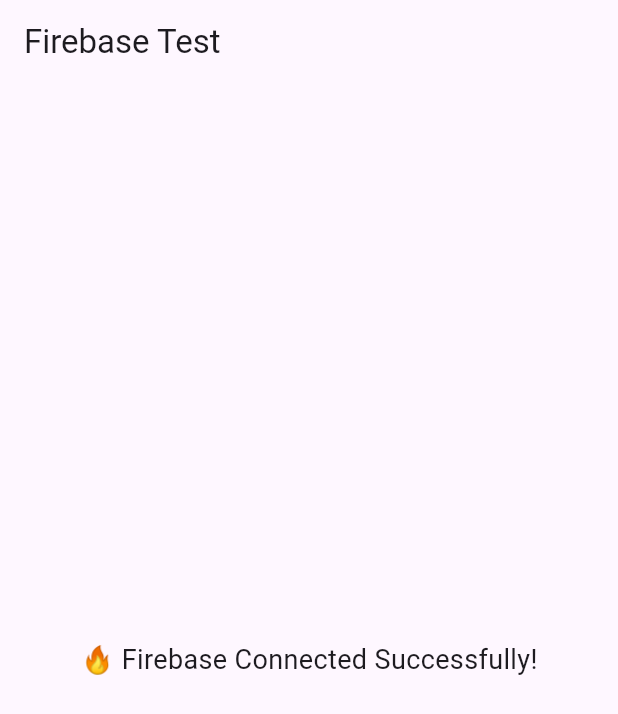
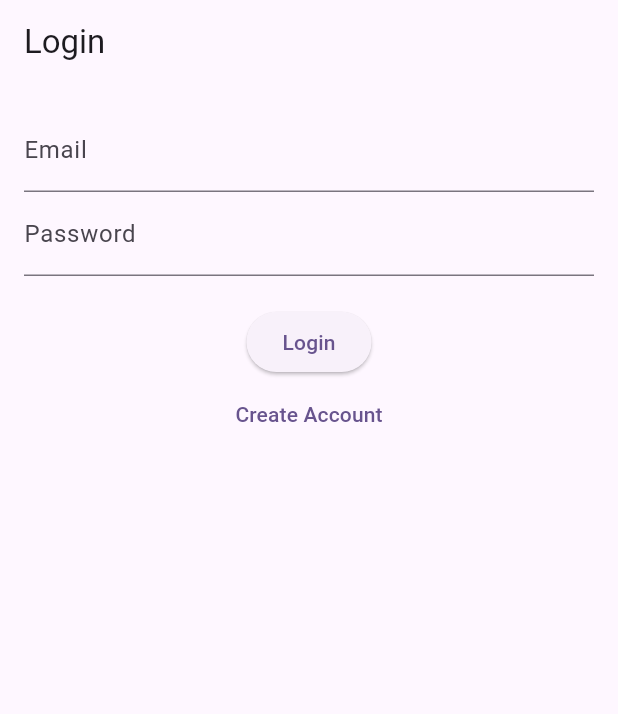
Before and after one commit to Devanshu-Joshi/flutter-chat-application, a Flutter app: the screen it shows after launch, on a phone screen of 412 x 824 dp. Shown: the top 714 px of the screen. Run offline on Flutter 3.47's test engine with Material 3 defaults, Android fonts, the phone set to English and light mode, and no system bars; our stand-ins replace cloud_firestore, firebase_auth, firebase_core; accounts and stored records are empty.

Commit message:
feat: Implement email/password authentication
This commit introduces a complete email and password authentication flow using Firebase Auth.

-   **Authentication Wrapper:**
    -   Adds an `AuthWrapper` in `main.dart` which listens to `authStateChanges` from Firebase.
    -   Conditionally navigates users to the `HomeScreen` if logged in, or the `LoginScreen` if not.

-   **Login and Registration Screens:**
    -   Creates a new `LoginScreen` with email/password fields and a login button.
    -   Creates a new `RegisterScreen` for new user account creation.
    -   Includes navigation from the login screen to the registration screen.

-   **Home Screen:**
    -   Moves the previous home screen logic into its own file (`lib/screens/home_screen.dart`).
    -   Adds a logout button to the app bar.
    -   Displays the currently logged-in user's email address.

-   **Configuration:**
    -   Updates `.gitignore` to exclude additional platform-specific files and environment variables.

```diff
--- a/lib/main.dart
+++ b/lib/main.dart
@@ -1,3 +1,6 @@
+import 'package:chat_app/screens/home_screen.dart';
+import 'package:chat_app/screens/login_screen.dart';
+import 'package:firebase_auth/firebase_auth.dart';
 import 'package:flutter/material.dart';
 import 'package:firebase_core/firebase_core.dart';
 import 'firebase_options.dart';
@@ -27,53 +30,25 @@
         ),
         useMaterial3: true,
       ),
-      home: const HomeScreen(),
+      home: const AuthWrapper(),
     );
   }
 }
 
-class HomeScreen extends StatefulWidget {
-  const HomeScreen({super.key});
-
-  @override
-  State<HomeScreen> createState() => _HomeScreenState();
-}
-
-class _HomeScreenState extends State<HomeScreen> {
-  String message = "Testing Firebase...";
-
-  @override
-  void initState() {
-    super.initState();
-    testFirebase();
-  }
-
-  Future<void> testFirebase() async {
-    try {
-      await FirebaseFirestore.instance
-          .collection('test')
-          .add({'message': 'Hello Firebase!', 'time': DateTime.now()});
-
-      setState(() {
-        message = "🔥 Firebase Connected Successfully!";
-      });
-    } catch (e) {
-      setState(() {
-        message = "❌ Firebase Connection Failed!";
-      });
-    }
-  }
+class AuthWrapper extends StatelessWidget {
+  const AuthWrapper({super.key});
 
   @override
   Widget build(BuildContext context) {
-    return Scaffold(
-      appBar: AppBar(title: const Text("Firebase Test")),
-      body: Center(
-        child: Text(
-          message,
-          style: const TextStyle(fontSize: 18),
-        ),
-      ),
+    return StreamBuilder<User?>(
+      stream: FirebaseAuth.instance.authStateChanges(),
+      builder: (context, snapshot) {
+        if (snapshot.hasData) {
+          return const HomeScreen();
+        } else {
+          return const LoginScreen();
+        }
+      },
     );
   }
 }
--- /dev/null
+++ b/lib/screens/login_screen.dart
@@ -0,0 +1,67 @@
+import 'package:flutter/material.dart';
+import 'package:firebase_auth/firebase_auth.dart';
+import 'register_screen.dart';
+
+class LoginScreen extends StatefulWidget {
+  const LoginScreen({super.key});
+
+  @override
+  State<LoginScreen> createState() => _LoginScreenState();
+}
+
+class _LoginScreenState extends State<LoginScreen> {
+  final emailController = TextEditingController();
+  final passwordController = TextEditingController();
+
+  Future<void> login() async {
+    try {
+      await FirebaseAuth.instance.signInWithEmailAndPassword(
+        email: emailController.text.trim(),
+        password: passwordController.text.trim(),
+      );
+    } catch (e) {
+      ScaffoldMessenger.of(context).showSnackBar(
+        SnackBar(content: Text("Login failed")),
+      );
+    }
+  }
+
+  @override
+  Widget build(BuildContext context) {
+    return Scaffold(
+      appBar: AppBar(title: const Text("Login")),
+      body: Padding(
+        padding: const EdgeInsets.all(16),
+        child: Column(
+          children: [
+            TextField(
+              controller: emailController,
+              decoration: const InputDecoration(labelText: "Email"),
+            ),
+            TextField(
+              controller: passwordController,
+              decoration: const InputDecoration(labelText: "Password"),
+              obscureText: true,
+            ),
+            const SizedBox(height: 20),
+            ElevatedButton(
+              onPressed: login,
+              child: const Text("Login"),
+            ),
+            TextButton(
+              onPressed: () {
+                Navigator.push(
+                  context,
+                  MaterialPageRoute(
+                    builder: (_) => const RegisterScreen(),
+                  ),
+                );
+              },
+              child: const Text("Create Account"),
+            )
+          ],
+        ),
+      ),
+    );
+  }
+}
```
Also changed, not shown: lib/screens/home_screen.dart (added, +31 -0 lines), lib/screens/register_screen.dart (added, +56 -0 lines), 1 other file.
